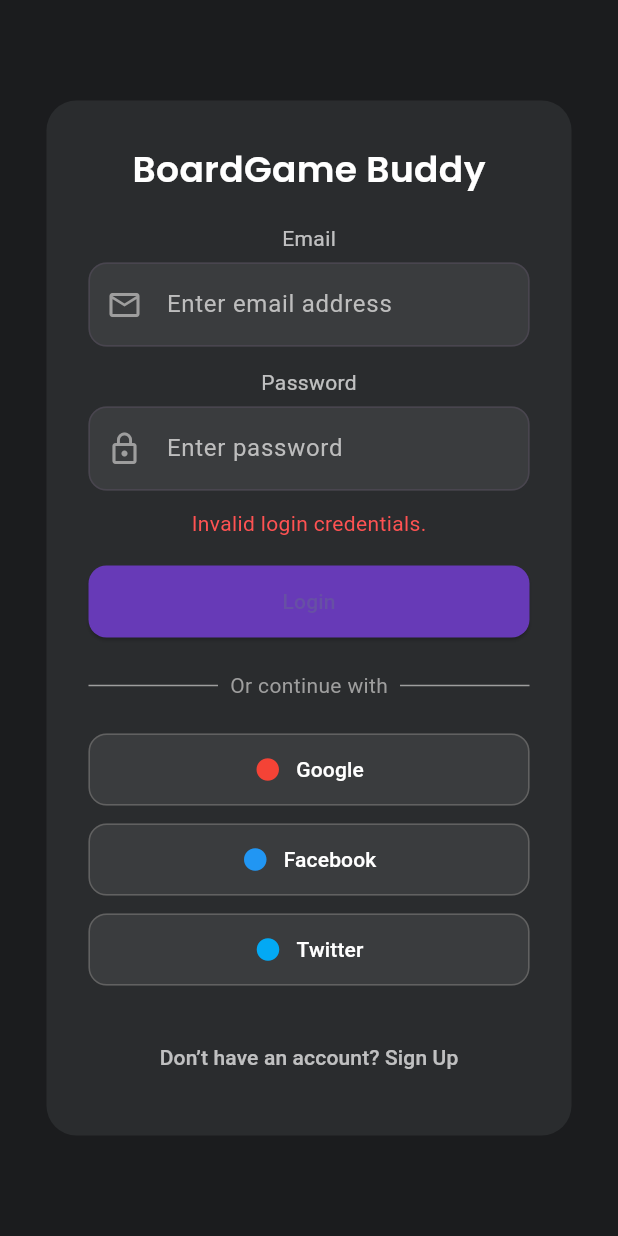
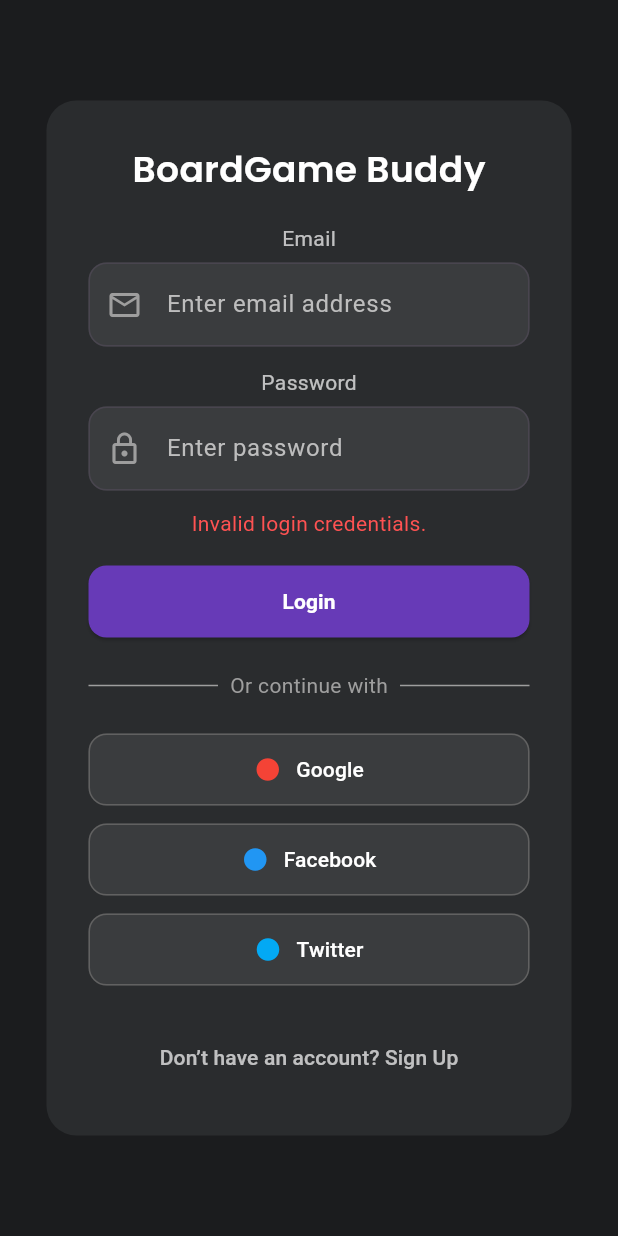
Before and after one commit to Redorin/boardgamebuddy, a Flutter app: the screen it shows after launch, after a tap on "Login", on a phone screen of 412 x 824 dp. Run offline on Flutter 3.47's test engine with Material 3 defaults, Android fonts, the phone set to English and light mode, and no system bars; our stand-ins replace cloud_firestore, firebase_auth, firebase_core, geolocator, google_fonts, lucide_icons; accounts and stored records are empty; network calls fail.

Commit message:
fixed press enter to login bug

```diff
--- a/lib/pages/login_page.dart
+++ b/lib/pages/login_page.dart
@@ -1,10 +1,12 @@
-// lib/pages/login_page.dart
+// lib/pages/login_page.dart (FINAL ROBUST FOCUS FIX)
+
 import 'package:flutter/material.dart';
+import 'package:flutter/services.dart'; // REQUIRED for RawKeyboardListener and LogicalKeyboardKey
 import 'package:google_fonts/google_fonts.dart';
 import '../services/auth_service.dart';
 import 'signup_page.dart';
 import 'home_page.dart';
-// Note: Removed redundant global signIn function
+import 'package:firebase_auth/firebase_auth.dart';
 
 class LoginPage extends StatefulWidget {
   @override
@@ -15,9 +17,32 @@ class _LoginPageState extends State<LoginPage> {
   final TextEditingController emailCtrl = TextEditingController();
   final TextEditingController passwordCtrl = TextEditingController();
 
+  // 💡 FocusNode for the RawKeyboardListener
+  late final FocusNode _focusNode;
+
   String error = "";
 
+  @override
+  void initState() {
+    super.initState();
+    // 💡 Must initialize a FocusNode for the RawKeyboardListener
+    _focusNode = FocusNode();
+  }
+
+  @override
+  void dispose() {
+    emailCtrl.dispose();
+    passwordCtrl.dispose();
+    _focusNode.dispose();
+    super.dispose();
+  }
+
   void handleLogin() async {
+    // Prevent multiple submissions while logging in
+    if (error == "Logging in...") return;
+
+    setState(() => error = "Logging in...");
+
     bool ok = await AuthService.login(
       emailCtrl.text,
       passwordCtrl.text,
@@ -28,23 +53,44 @@ class _LoginPageState extends State<LoginPage> {
     if (!ok) {
       setState(() => error = "Invalid login credentials.");
     } else {
-      // Passing the email (or what was used to log in) to the home page
-      Navigator.push(
+      // Success!
+      // NOTE: Using pushReplacement for clean navigation
+      Navigator.pushReplacement(
         context,
         MaterialPageRoute(
-          // 💡 CHANGED: Using emailCtrl.text
           builder: (context) => HomePage(emailCtrl.text),
         ),
       );
     }
   }
 
+  // 💡 Listener function to capture the Enter key press
+  void _handleRawKeyEvent(RawKeyEvent event) {
+    // Only proceed on a KeyDown event and verify it's the Enter key
+    if (event is RawKeyDownEvent && event.logicalKey == LogicalKeyboardKey.enter) {
+      // Trigger login
+      handleLogin();
+    }
+  }
+
   @override
   Widget build(BuildContext context) {
-    return Scaffold(
+    // 💡 NEW: RawKeyboardListener wraps the entire body content
+    return RawKeyboardListener(
+      focusNode: _focusNode,
+      onKey: _handleRawKeyEvent,
+      child: Scaffold(
         backgroundColor: const Color(0xff1B1C1E),
         body: Center(
-        child: SingleChildScrollView(
+          // 💡 NEW: Use a Builder to aggressively request focus on every build
+          child: Builder(
+            builder: (context) {
+              // This is the CRITICAL line: it ensures the RawKeyboardListener always has focus
+              if (!_focusNode.hasFocus) {
+                FocusScope.of(context).requestFocus(_focusNode);
+              }
+
+              return SingleChildScrollView(
                 padding: const EdgeInsets.all(20),
                 child: Container(
                   width: 350,
@@ -76,6 +122,8 @@ class _LoginPageState extends State<LoginPage> {
                       TextField(
                         controller: emailCtrl,
                         style: const TextStyle(color: Colors.white),
+                        // 💡 ADDED: textInputAction to advance the field flow
+                        textInputAction: TextInputAction.next,
                         decoration: InputDecoration(
                           prefixIcon: const Icon(Icons.email_outlined, color: Colors.grey),
                           hintText: "Enter email address",
@@ -100,6 +148,10 @@ class _LoginPageState extends State<LoginPage> {
                         controller: passwordCtrl,
                         obscureText: true,
                         style: const TextStyle(color: Colors.white),
+                        // 💡 ADDED: textInputAction to signal submission
+                        textInputAction: TextInputAction.done,
+                        // Keep this for mobile/virtual keyboards
+                        //onSubmitted: (_) => handleLogin(),
                         decoration: InputDecoration(
                           prefixIcon: const Icon(Icons.lock_outline, color: Colors.grey),
                           hintText: "Enter password",
@@ -113,10 +165,15 @@ class _LoginPageState extends State<LoginPage> {
                       ),
 
                       const SizedBox(height: 12),
-                if (error.isNotEmpty)
+                      if (error.isNotEmpty && error != "Logging in...")
                         Text(
                           error,
                           style: const TextStyle(color: Colors.redAccent),
+                        ),
+                      if (error == "Logging in...")
+                        const Text(
+                          "Logging in...",
+                          style: TextStyle(color: Colors.deepPurple),
                         ),
 
                       const SizedBox(height: 18),
@@ -133,7 +190,7 @@ class _LoginPageState extends State<LoginPage> {
                               borderRadius: BorderRadius.circular(12),
                             ),
                           ),
-                    child: const Text("Login"),
+                          child: const Text("Login", style: TextStyle(color: Colors.white, fontWeight: FontWeight.bold)),
                         ),
                       ),
 
@@ -172,7 +229,7 @@ class _LoginPageState extends State<LoginPage> {
 
                       TextButton(
                         onPressed: () {
-                    Navigator.push(
+                          Navigator.pushReplacement(
                             context,
                             MaterialPageRoute(
                               builder: (context) => const SignupPage(),
@@ -186,6 +243,9 @@ class _LoginPageState extends State<LoginPage> {
                       ),
                     ],
                   ),
+                ),
+              );
+            }
           ),
         ),
       ),
```
Lines whose indentation alone changed are shown as unchanged.
